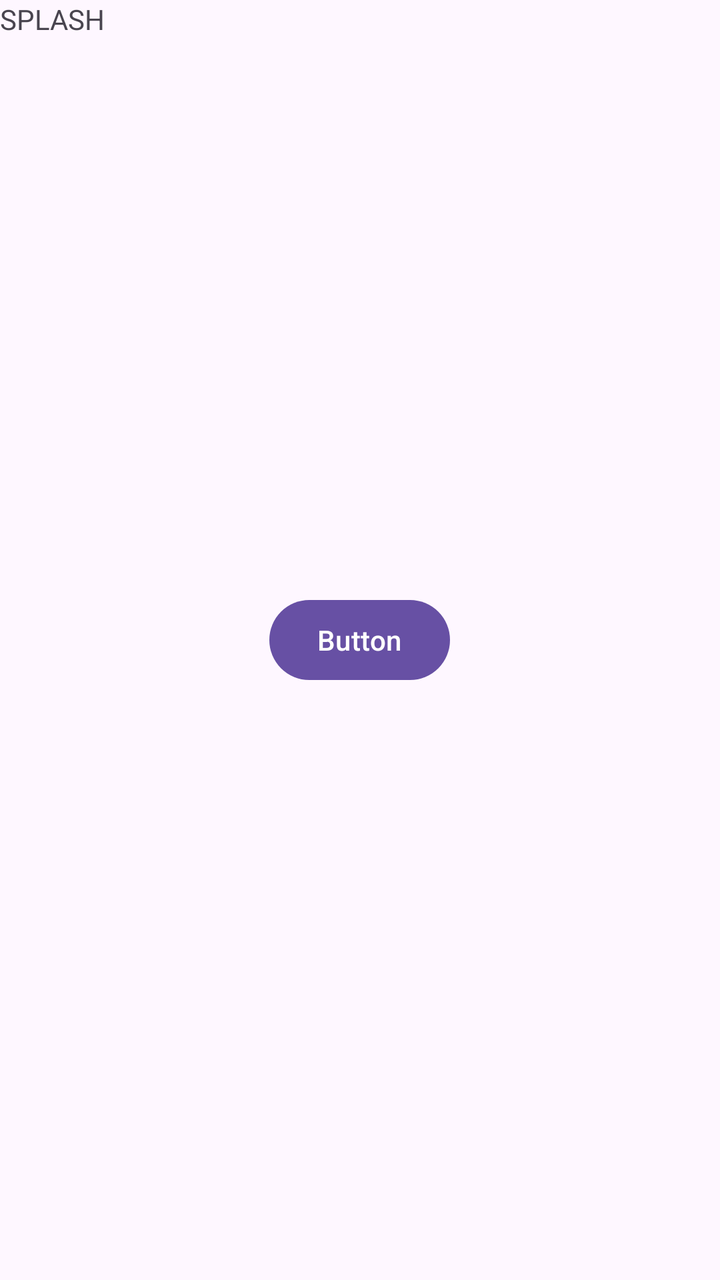
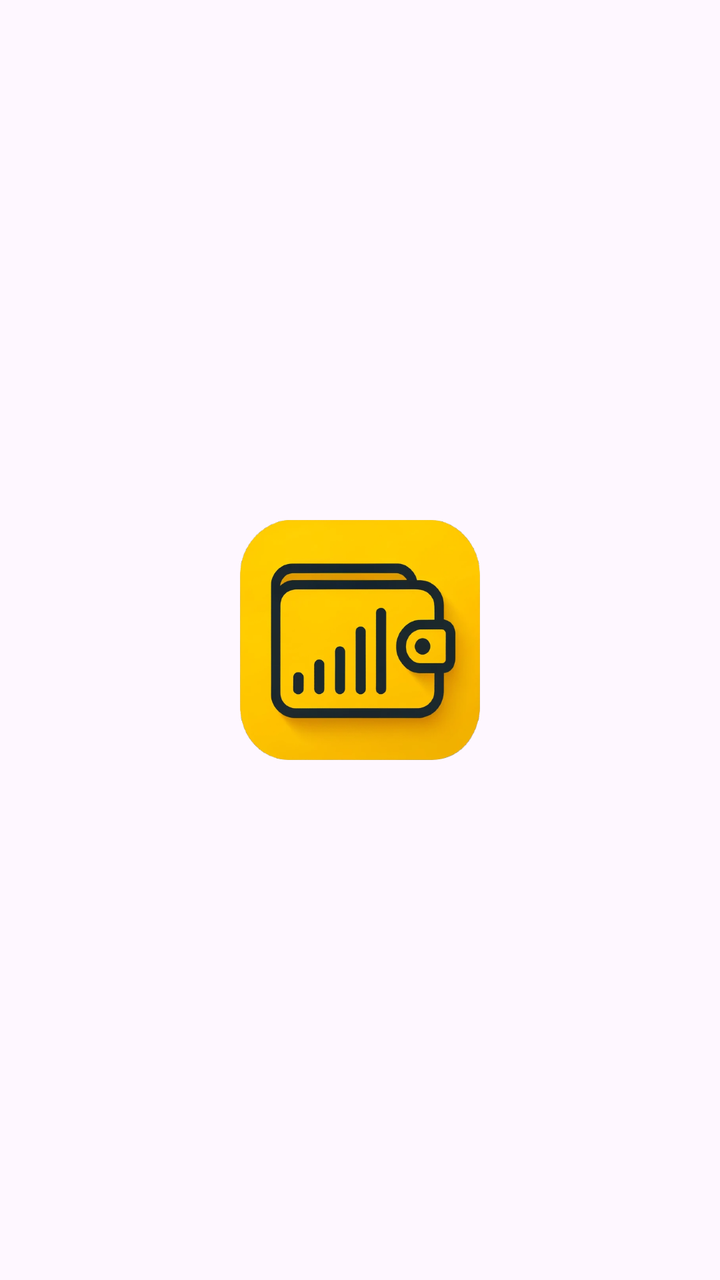

Compare the two renders of this Android layout. The source of the first and the diff that turns it into the second are given below.
<!-- AndroidManifest.xml: application theme Theme.ExpenseTracker -->
<!-- res/layout/fragment_splash.xml -->
<?xml version="1.0" encoding="utf-8"?>
<FrameLayout xmlns:android="http://schemas.android.com/apk/res/android"
    xmlns:tools="http://schemas.android.com/tools"
    android:layout_width="match_parent"
    android:layout_height="match_parent"
    tools:context=".ui.splash.SplashFragment">

    <TextView
        android:layout_width="match_parent"
        android:layout_height="match_parent"
        android:text="SPLASH" />

    <Button
        android:id="@+id/button"
        android:layout_width="wrap_content"
        android:layout_height="wrap_content"
        android:text="Button"
        android:layout_gravity="center"/>

</FrameLayout>
<!-- resources referenced by this layout -->
<resources>
  <style name="Theme.ExpenseTracker" parent="Base.Theme.ExpenseTracker" />
  <style name="Base.Theme.ExpenseTracker" parent="Theme.Material3.DayNight.NoActionBar">
          
          
      </style>
</resources>

<!-- the commit's change to res/layout/fragment_splash.xml (unified diff, before → after) -->
@@ -1,20 +1,19 @@
 <?xml version="1.0" encoding="utf-8"?>
-<FrameLayout xmlns:android="http://schemas.android.com/apk/res/android"
-    xmlns:tools="http://schemas.android.com/tools"
+<androidx.constraintlayout.widget.ConstraintLayout xmlns:android="http://schemas.android.com/apk/res/android"
+    xmlns:app="http://schemas.android.com/apk/res-auto"
     android:layout_width="match_parent"
-    android:layout_height="match_parent"
-    tools:context=".ui.splash.SplashFragment">
+    android:layout_height="match_parent">
 
-    <TextView
-        android:layout_width="match_parent"
-        android:layout_height="match_parent"
-        android:text="SPLASH" />
+    <ImageView
+        android:id="@+id/imgLogo"
+        android:layout_width="@dimen/logo_splash_size"
+        android:layout_height="@dimen/logo_splash_size"
+        android:background="@drawable/icon_round"
+        android:clipToOutline="true"
+        android:src="@drawable/logo_app"
+        app:layout_constraintBottom_toBottomOf="parent"
+        app:layout_constraintEnd_toEndOf="parent"
+        app:layout_constraintStart_toStartOf="parent"
+        app:layout_constraintTop_toTopOf="parent" />
 
-    <Button
-        android:id="@+id/button"
-        android:layout_width="wrap_content"
-        android:layout_height="wrap_content"
-        android:text="Button"
-        android:layout_gravity="center"/>
-
-</FrameLayout>
+</androidx.constraintlayout.widget.ConstraintLayout>
<!-- resource entries referenced after the edit -->
@@ -1,6 +1,15 @@
 <!-- resources referenced by this layout -->
 <resources>
+  <dimen name="logo_splash_size">120dp</dimen>
+  <!-- drawable icon_round (drawable) -->
+  <?xml version="1.0" encoding="utf-8"?>
+  <shape xmlns:android="http://schemas.android.com/apk/res/android"
+      android:shape="rectangle">
+      <corners android:radius="@dimen/round_icon_radius" />
+  </shape>
+  <!-- drawable logo_app: png bitmap (drawable, 155385 bytes) -->
   <style name="Theme.ExpenseTracker" parent="Base.Theme.ExpenseTracker" />
+  <dimen name="round_icon_radius">24dp</dimen>
   <style name="Base.Theme.ExpenseTracker" parent="Theme.Material3.DayNight.NoActionBar">
           
           
